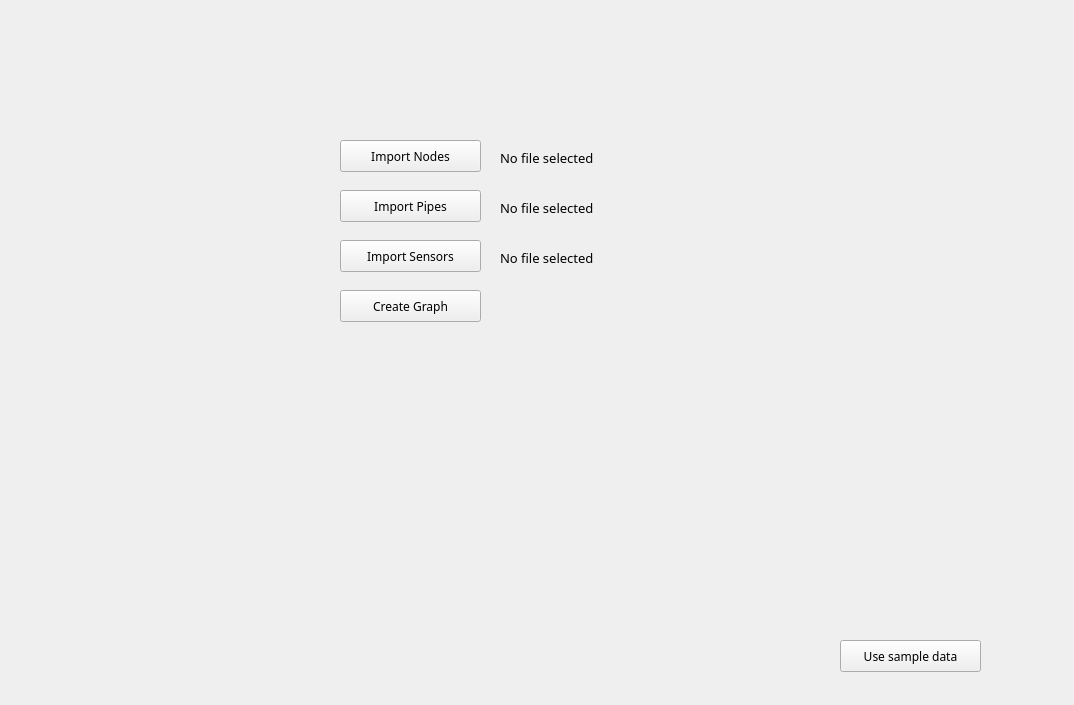
milanahuja1/fm-schematic-automation, file InitialisationScreen.ui: the form before one commit.
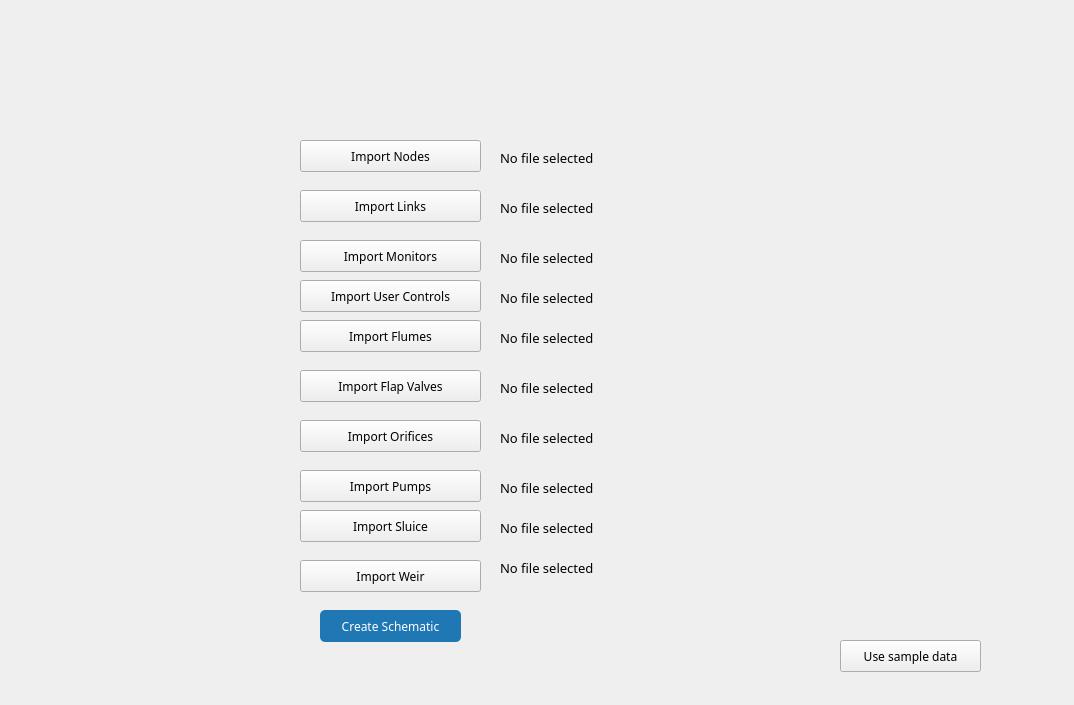
The form after the commit.

Commit message: Added buttons to import each type of link

The edit to the form file:
```diff
--- a/InitialisationScreen.ui
+++ b/InitialisationScreen.ui
@@ -16,9 +16,9 @@
   <widget class="QPushButton" name="importSensorsButton">
    <property name="geometry">
     <rect>
-     <x>340</x>
+     <x>300</x>
      <y>240</y>
-     <width>141</width>
+     <width>181</width>
      <height>32</height>
     </rect>
    </property>
@@ -28,7 +28,7 @@
     </font>
    </property>
    <property name="text">
-    <string>Import Sensors</string>
+    <string>Import Monitors</string>
    </property>
   </widget>
   <widget class="QPushButton" name="useSampleDataButton">
@@ -53,8 +53,8 @@
   <widget class="QPushButton" name="createGraphButton">
    <property name="geometry">
     <rect>
-     <x>340</x>
-     <y>290</y>
+     <x>320</x>
+     <y>610</y>
      <width>141</width>
      <height>32</height>
     </rect>
@@ -64,16 +64,23 @@
      <family>Fira Code</family>
     </font>
    </property>
+   <property name="styleSheet">
+    <string notr="true">    QPushButton {
+        background-color: #1f77b4;
+        color: white;
+	border-radius: 5px;
+    }</string>
+   </property>
    <property name="text">
-    <string>Create Graph</string>
+    <string>Create Schematic</string>
    </property>
   </widget>
   <widget class="QPushButton" name="importNodesButton">
    <property name="geometry">
     <rect>
-     <x>340</x>
+     <x>300</x>
      <y>140</y>
-     <width>141</width>
+     <width>181</width>
      <height>32</height>
     </rect>
    </property>
@@ -89,9 +96,9 @@
   <widget class="QPushButton" name="importPipesButton">
    <property name="geometry">
     <rect>
-     <x>340</x>
+     <x>300</x>
      <y>190</y>
-     <width>141</width>
+     <width>181</width>
      <height>32</height>
     </rect>
    </property>
@@ -101,7 +108,7 @@
     </font>
    </property>
    <property name="text">
-    <string>Import Pipes</string>
+    <string>Import Links</string>
    </property>
   </widget>
   <widget class="QLabel" name="importNodesLabel">
@@ -164,6 +171,272 @@
     <string>No file selected</string>
    </property>
   </widget>
+  <widget class="QPushButton" name="importUserControlButton">
+   <property name="geometry">
+    <rect>
+     <x>300</x>
+     <y>280</y>
+     <width>181</width>
+     <height>32</height>
+    </rect>
+   </property>
+   <property name="font">
+    <font>
+     <family>Fira Code</family>
+    </font>
+   </property>
+   <property name="text">
+    <string>Import User Controls</string>
+   </property>
+  </widget>
+  <widget class="QPushButton" name="importFlumeButton">
+   <property name="geometry">
+    <rect>
+     <x>300</x>
+     <y>320</y>
+     <width>181</width>
+     <height>32</height>
+    </rect>
+   </property>
+   <property name="font">
+    <font>
+     <family>Fira Code</family>
+    </font>
+   </property>
+   <property name="text">
+    <string>Import Flumes</string>
+   </property>
+  </widget>
+  <widget class="QPushButton" name="importFlapValveButton">
+   <property name="geometry">
+    <rect>
+     <x>300</x>
+     <y>370</y>
+     <width>181</width>
+     <height>32</height>
+    </rect>
+   </property>
+   <property name="font">
+    <font>
+     <family>Fira Code</family>
+    </font>
+   </property>
+   <property name="text">
+    <string>Import Flap Valves</string>
+   </property>
+  </widget>
+  <widget class="QPushButton" name="importSluiceButton">
+   <property name="geometry">
+    <rect>
+     <x>300</x>
+     <y>510</y>
+     <width>181</width>
+     <height>32</height>
+    </rect>
+   </property>
+   <property name="font">
+    <font>
+     <family>Fira Code</family>
+    </font>
+   </property>
+   <property name="text">
+    <string>Import Sluice</string>
+   </property>
+  </widget>
+  <widget class="QPushButton" name="importOrificeButton">
+   <property name="geometry">
+    <rect>
+     <x>300</x>
+     <y>420</y>
+     <width>181</width>
+     <height>32</height>
+    </rect>
+   </property>
+   <property name="font">
+    <font>
+     <family>Fira Code</family>
+    </font>
+   </property>
+   <property name="text">
+    <string>Import Orifices</string>
+   </property>
+  </widget>
+  <widget class="QPushButton" name="importPumpButton">
+   <property name="geometry">
+    <rect>
+     <x>300</x>
+     <y>470</y>
+     <width>181</width>
+     <height>32</height>
+    </rect>
+   </property>
+   <property name="font">
+    <font>
+     <family>Fira Code</family>
+    </font>
+   </property>
+   <property name="text">
+    <string>Import Pumps</string>
+   </property>
+  </widget>
+  <widget class="QPushButton" name="importWeirButton">
+   <property name="geometry">
+    <rect>
+     <x>300</x>
+     <y>560</y>
+     <width>181</width>
+     <height>32</height>
+    </rect>
+   </property>
+   <property name="font">
+    <font>
+     <family>Fira Code</family>
+    </font>
+   </property>
+   <property name="text">
+    <string>Import Weir</string>
+   </property>
+  </widget>
+  <widget class="QLabel" name="importUserControlLabel">
+   <property name="geometry">
+    <rect>
+     <x>500</x>
+     <y>290</y>
+     <width>561</width>
+     <height>16</height>
+    </rect>
+   </property>
+   <property name="font">
+    <font>
+     <family>Fira Code</family>
+     <pointsize>10</pointsize>
+     <bold>false</bold>
+    </font>
+   </property>
+   <property name="text">
+    <string>No file selected</string>
+   </property>
+  </widget>
+  <widget class="QLabel" name="importFlumeLabel">
+   <property name="geometry">
+    <rect>
+     <x>500</x>
+     <y>330</y>
+     <width>561</width>
+     <height>16</height>
+    </rect>
+   </property>
+   <property name="font">
+    <font>
+     <family>Fira Code</family>
+     <pointsize>10</pointsize>
+     <bold>false</bold>
+    </font>
+   </property>
+   <property name="text">
+    <string>No file selected</string>
+   </property>
+  </widget>
+  <widget class="QLabel" name="importFlapValveLabel">
+   <property name="geometry">
+    <rect>
+     <x>500</x>
+     <y>380</y>
+     <width>561</width>
+     <height>16</height>
+    </rect>
+   </property>
+   <property name="font">
+    <font>
+     <family>Fira Code</family>
+     <pointsize>10</pointsize>
+     <bold>false</bold>
+    </font>
+   </property>
+   <property name="text">
+    <string>No file selected</string>
+   </property>
+  </widget>
+  <widget class="QLabel" name="importOrificeLabel">
+   <property name="geometry">
+    <rect>
+     <x>500</x>
+     <y>430</y>
+     <width>561</width>
+     <height>16</height>
+    </rect>
+   </property>
+   <property name="font">
+    <font>
+     <family>Fira Code</family>
+     <pointsize>10</pointsize>
+     <bold>false</bold>
+    </font>
+   </property>
+   <property name="text">
+    <string>No file selected</string>
+   </property>
+  </widget>
+  <widget class="QLabel" name="importPumpLabel">
+   <property name="geometry">
+    <rect>
+     <x>500</x>
+     <y>480</y>
+     <width>561</width>
+     <height>16</height>
+    </rect>
+   </property>
+   <property name="font">
+    <font>
+     <family>Fira Code</family>
+     <pointsize>10</pointsize>
+     <bold>false</bold>
+    </font>
+   </property>
+   <property name="text">
+    <string>No file selected</string>
+   </property>
+  </widget>
+  <widget class="QLabel" name="importSluiceLabel">
+   <property name="geometry">
+    <rect>
+     <x>500</x>
+     <y>520</y>
+     <width>561</width>
+     <height>16</height>
+    </rect>
+   </property>
+   <property name="font">
+    <font>
+     <family>Fira Code</family>
+     <pointsize>10</pointsize>
+     <bold>false</bold>
+    </font>
+   </property>
+   <property name="text">
+    <string>No file selected</string>
+   </property>
+  </widget>
+  <widget class="QLabel" name="importWeirLabel">
+   <property name="geometry">
+    <rect>
+     <x>500</x>
+     <y>560</y>
+     <width>561</width>
+     <height>16</height>
+    </rect>
+   </property>
+   <property name="font">
+    <font>
+     <family>Fira Code</family>
+     <pointsize>10</pointsize>
+     <bold>false</bold>
+    </font>
+   </property>
+   <property name="text">
+    <string>No file selected</string>
+   </property>
+  </widget>
  </widget>
  <resources/>
  <connections/>
```
Left out of the diff: 12 changed lines with no effect on the pictures. The commit also changes 3 other files.
